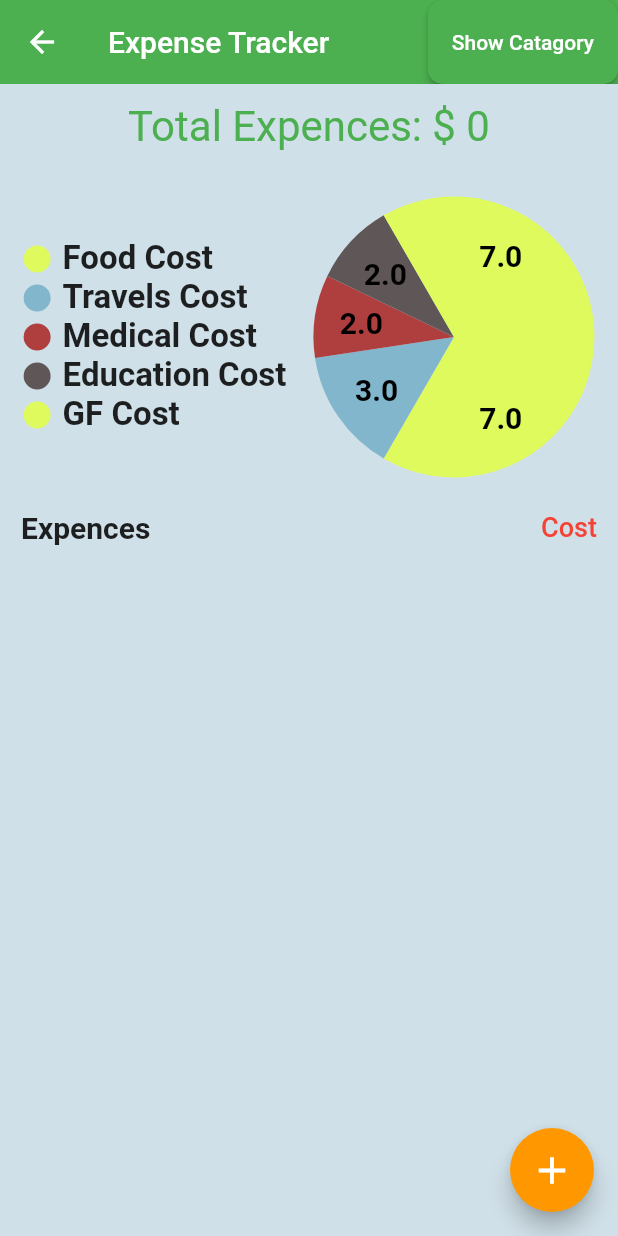
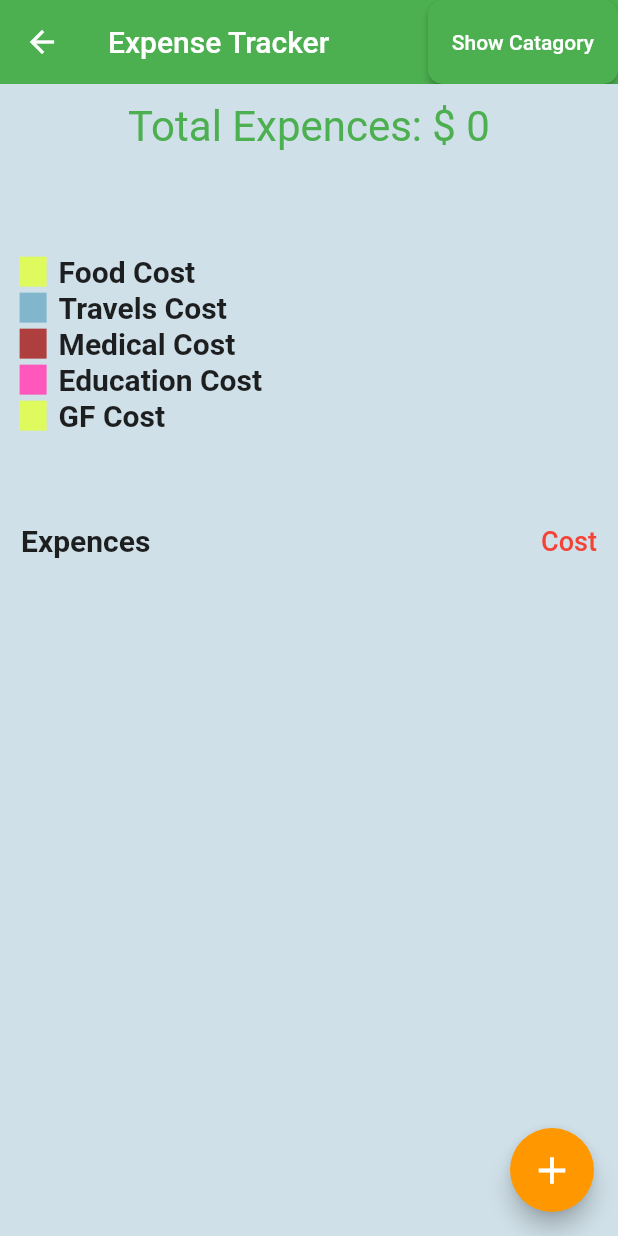
Before and after one commit to shakilab0/expence_tracker, a Flutter app: the HomePage screen opened by its route, on a phone screen of 412 x 824 dp. Run offline on Flutter 3.47's test engine with Material 2 defaults, Android fonts, the phone set to English and light mode, and no system bars; drawn by our look-alikes of pie_chart; our stand-ins replace hexcolor, rive, shared_preferences, sqflite; accounts and stored records are empty.

Commit message:
Pi chart updated and some design improvement.

```diff
--- a/lib/pages/home_page.dart
+++ b/lib/pages/home_page.dart
@@ -69,7 +69,7 @@ class _HomePageState extends State<HomePage> {
                         ),
                       ),
                       const SizedBox(height: 22,),
-                      Pie_chart(context),
+                      Pie_chart(context,provider),
                       Padding(
                         padding: const EdgeInsets.all(14.0),
                         child: Row(
@@ -90,7 +90,7 @@ class _HomePageState extends State<HomePage> {
                     itemCount:provider.expenceList.length,
                     itemBuilder: (context, index) {
                       final expence = provider.expenceList[index];
-                      return Padding(
+                        return Padding(
                         padding: const EdgeInsets.only(left: 10,right: 10,top: 7),
                         child: ListTile(
                           shape: RoundedRectangleBorder(
--- a/lib/pages/multipages/education_expence.dart
+++ b/lib/pages/multipages/education_expence.dart
@@ -35,7 +35,7 @@ class _EducationExpenceState extends State<EducationExpence> {
       body: Column(
             children: [
               Container(
-                height: MediaQuery.of(context).size.height*0.70,
+                height: MediaQuery.of(context).size.height*0.75,
                 child: Consumer<MultiScreenProvider>(
                     builder:(context,provider,child)=>ListView.builder(
                       itemCount:provider.educationExpenceList.length,
@@ -68,7 +68,7 @@ class _EducationExpenceState extends State<EducationExpence> {
                     color:HexColor("#D0E0E8"),
                     child: Row(
                       mainAxisAlignment: MainAxisAlignment.center,
-                      children:[Text('Total education cost: ''$total',style: const TextStyle(fontSize: 20,color: Colors.green),)],
+                      children:[Text('Total education cost: ''$total',style: const TextStyle(fontSize: 20,color: Colors.green,fontWeight: FontWeight.bold),)],
                     ),
                   ),
                 ),
--- a/lib/pages/multipages/food_expence.dart
+++ b/lib/pages/multipages/food_expence.dart
@@ -63,7 +63,7 @@ class _FoodExpenceState extends State<FoodExpence> {
                 color:HexColor("#D0E0E8"),
                 child: Row(
                 mainAxisAlignment: MainAxisAlignment.center,
-                children:[Text('Total Food cost: ''$total',style: const TextStyle(fontSize: 20,color: Colors.green),)],
+                children:[Text('Total Food cost: ''$total',style: const TextStyle(fontSize: 20,color: Colors.green,fontWeight: FontWeight.bold),)],
               ),
             ),
           ),
--- a/lib/pages/multipages/gf_cost_expence.dart
+++ b/lib/pages/multipages/gf_cost_expence.dart
@@ -33,7 +33,7 @@ class _GfCostExpenceState extends State<GfCostExpence> {
         child: Column(
           children: [
             Container(
-              height: MediaQuery.of(context).size.height*0.70,
+              height: MediaQuery.of(context).size.height*0.75,
               child: Consumer<MultiScreenProvider>(
                   builder:(context,provider,child)=>ListView.builder(
                     itemCount:provider.gfCostExpenceList.length,
@@ -65,7 +65,7 @@ class _GfCostExpenceState extends State<GfCostExpence> {
                 color:HexColor("#D0E0E8"),
                 child: Row(
                   mainAxisAlignment: MainAxisAlignment.center,
-                  children:[Text('Total GF cost: ''$total',style: const TextStyle(fontSize: 20,color: Colors.green),)],
+                  children:[Text('Total GF cost: ''$total',style: const TextStyle(fontSize: 20,color: Colors.green,fontWeight: FontWeight.bold),)],
                 ),
               ),
             ),
--- a/lib/pages/multipages/medical_expence.dart
+++ b/lib/pages/multipages/medical_expence.dart
@@ -31,7 +31,7 @@ class _MedicalExpenceState extends State<MedicalExpence> {
       body: Column(
         children: [
           Container(
-            height: MediaQuery.of(context).size.height*0.70,
+            height: MediaQuery.of(context).size.height*0.75,
             child: Consumer<MultiScreenProvider>(
                 builder:(context,provider,child)=>ListView.builder(
                   itemCount:provider.medicalExpenceList.length,
@@ -61,7 +61,7 @@ class _MedicalExpenceState extends State<MedicalExpence> {
               color:HexColor("#D0E0E8"),
               child: Row(
                 mainAxisAlignment: MainAxisAlignment.center,
-                children:[Text('Total Medical cost: ''$total',style: const TextStyle(fontSize: 20,color: Colors.green),)],
+                children:[Text('Total Medical cost: ''$total',style: const TextStyle(fontSize: 20,color: Colors.green,fontWeight: FontWeight.bold),)],
               ),
             ),
           ),
--- a/lib/pages/multipages/travels_expence.dart
+++ b/lib/pages/multipages/travels_expence.dart
@@ -31,7 +31,7 @@ class _TravelsExpenceState extends State<TravelsExpence> {
       body: Column(
         children: [
           Container(
-            height: MediaQuery.of(context).size.height*0.70,
+            height: MediaQuery.of(context).size.height*0.75,
             child: Consumer<MultiScreenProvider>(
                 builder:(context,provider,child)=>ListView.builder(
                   itemCount:provider.travelExpenceList.length,
@@ -61,7 +61,7 @@ class _TravelsExpenceState extends State<TravelsExpence> {
               color:HexColor("#D0E0E8"),
               child: Row(
                 mainAxisAlignment: MainAxisAlignment.center,
-                children:[Text('Total Travels cost: ''$total',style: const TextStyle(fontSize: 20,color: Colors.green),)],
+                children:[Text('Total Travels cost: ''$total',style: const TextStyle(fontSize: 20,color: Colors.green,fontWeight: FontWeight.bold),)],
               ),
             ),
           ),
--- a/lib/providers/expence_provider.dart
+++ b/lib/providers/expence_provider.dart
@@ -6,6 +6,7 @@ import 'package:flutter/material.dart';
 class ExpenceProvider extends ChangeNotifier{
 
   List<ExpenseModel>expenceList=[];
+  late int total;
 
 
   Future<int>insertExpence(ExpenseModel expenseModel)=>
@@ -13,6 +14,7 @@ class ExpenceProvider extends ChangeNotifier{
 
   void getAllExpence()async{
     expenceList=await DbHelper.getAllExpence();
+    expenceList.reversed;
     notifyListeners();
   }
   int gettotalexpence() {
@@ -27,7 +29,8 @@ class ExpenceProvider extends ChangeNotifier{
     for (var element in expenceList.where((element) => element.catagory==cat)) {
         totalexp=totalexp+element.cost;
  }
-    return totalexp;
+    total=totalexp;
+    return total;
 
   }
 
--- a/lib/utils/pie_cart.dart
+++ b/lib/utils/pie_cart.dart
@@ -1,18 +1,8 @@
+import 'package:expence_tracker/custom_list/helper_function&list.dart';
 import 'package:expence_tracker/providers/expence_provider.dart';
 import 'package:flutter/material.dart';
+import 'package:hexcolor/hexcolor.dart';
 import 'package:pie_chart/pie_chart.dart';
-
-import 'package:provider/provider.dart';
-
-
-Map<String, double> dataMap = {
-  "Food Cost": 7,
-  "Travels Cost": 3,
-  "Medical Cost": 2,
-  "Education Cost": 2,
-  "GF Cost":7,
-};
-
 
 final gradientList = <List<Color>>[
   [
@@ -28,47 +18,63 @@ final gradientList = <List<Color>>[
     const Color.fromRGBO(254, 154, 92, 1),
   ],
   [
-    const Color.fromRGBO(95, 87, 87, 1.0),
-    const Color.fromRGBO(95, 87, 87, 1),
+    const Color.fromRGBO(255, 87, 187, 1.0),
+    const Color.fromRGBO(20, 155, 255, 1),
   ]
 ];
+double call(String a,ExpenceProvider b){
+  int x,m;
+  double persent;
+  x=b.getindivisualcost(a);
+  m=b.gettotalexpence();
+  persent=(x*100)/m*1.00;
+  return persent;
 
- Pie_chart(BuildContext context) {
+
+}
+
+ Pie_chart(BuildContext context,ExpenceProvider provider) {
   return PieChart(
-    dataMap: dataMap,
+    dataMap: {
+      "Food Cost": call(catagory[0], provider),
+      "Travels Cost": call(catagory[1], provider),
+      "Medical Cost": call(catagory[2], provider),
+      "Education Cost": call(catagory[3], provider),
+      "GF Cost":call(catagory[4], provider),
+    },
 
     animationDuration: const Duration(milliseconds: 800),
-    chartLegendSpacing: 10,
-    chartRadius: MediaQuery.of(context).size.width / 2.2,
+    chartLegendSpacing: 20,
+    chartRadius: MediaQuery.of(context).size.width / 2.1,
     gradientList: gradientList,
-    emptyColorGradient: const [
-      Color(0xff6c5ce7),
-      Colors.blue,
+    emptyColorGradient: [
+      const Color(0xff6c5ce7),
+      HexColor('006404FF'),
     ],
     initialAngleInDegree: 0,
     chartType: ChartType.disc,
-    ringStrokeWidth: 50,
+    ringStrokeWidth: 55,
     //  centerText: "HYBRID",
     legendOptions: const LegendOptions(
       showLegendsInRow: false,
       legendPosition: LegendPosition.left,
       showLegends: true,
-      legendShape: BoxShape.circle,
+      legendShape: BoxShape.rectangle,
       legendTextStyle: TextStyle(
         fontWeight: FontWeight.bold,
-        fontSize: 22,
+        fontSize: 20,
       ),
     ),
     chartValuesOptions: const ChartValuesOptions(
       chartValueStyle: TextStyle(
-          fontSize: 20,
+          fontSize: 15,
           color: Colors.black,
           fontWeight: FontWeight.bold),
       showChartValueBackground: false,
       showChartValues: true,
-      showChartValuesInPercentage: false,
+      showChartValuesInPercentage: true,
       showChartValuesOutside: false,
-      decimalPlaces: 1,
+      decimalPlaces: 2,
     ),
     // gradientList: ---To add gradient colors---
     // emptyColorGradient: ---Empty Color gradient---
```
